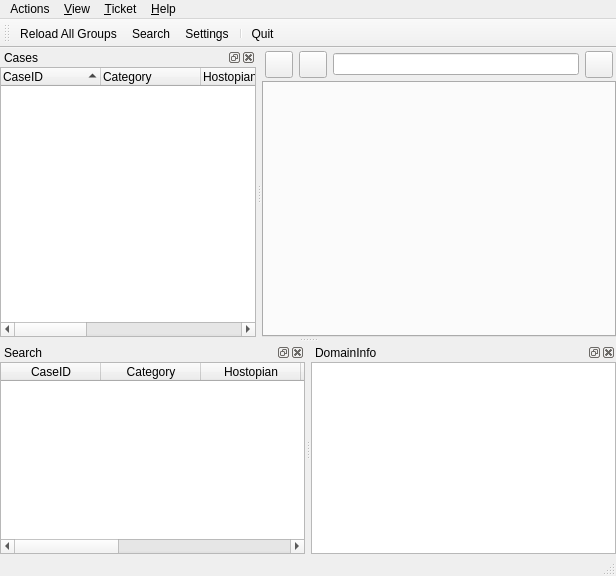
Above: mainwindow.ui from igoriok/PigsOn before the change. Below: the same form after it.
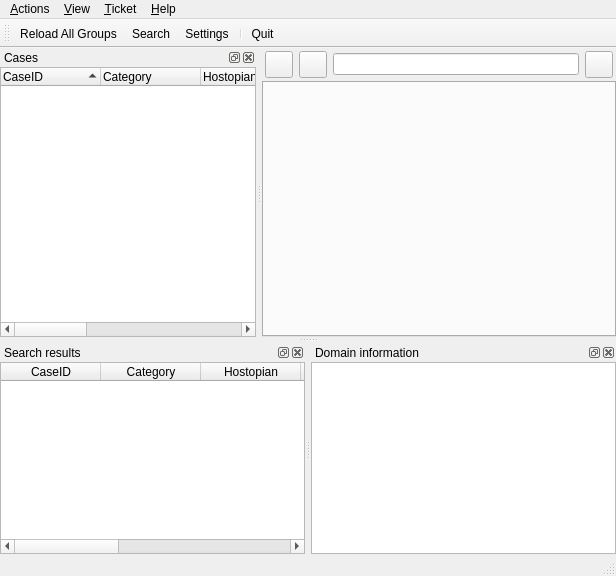
That is the form after the change. Icons and pictures are not drawn.

```diff
--- a/mainwindow.ui
+++ b/mainwindow.ui
@@ -139,7 +139,7 @@
    </widget>
    <widget class="QMenu" name="menuAction">
     <property name="title">
-     <string>Actions</string>
+     <string>&amp;Actions</string>
     </property>
     <widget class="QMenu" name="menuLanguage_2">
      <property name="title">
@@ -266,7 +266,7 @@
   </widget>
   <widget class="QDockWidget" name="dockWidget_Search">
    <property name="windowTitle">
-    <string>Search</string>
+    <string>Search results</string>
    </property>
    <attribute name="dockWidgetArea">
     <number>8</number>
@@ -358,7 +358,7 @@
   </widget>
   <widget class="QDockWidget" name="dockWidget_DomainInfo">
    <property name="windowTitle">
-    <string>DomainInfo</string>
+    <string>Domain information</string>
    </property>
    <attribute name="dockWidgetArea">
     <number>8</number>
```
Left out of the diff: 26 changed lines with no effect on the pictures.
